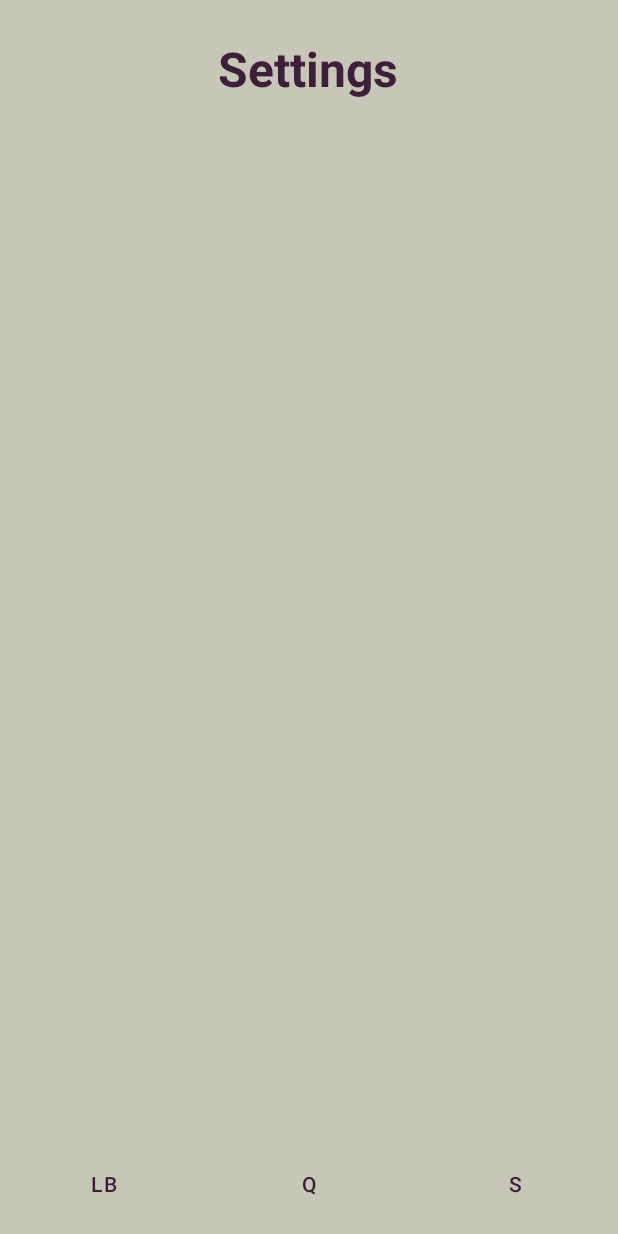
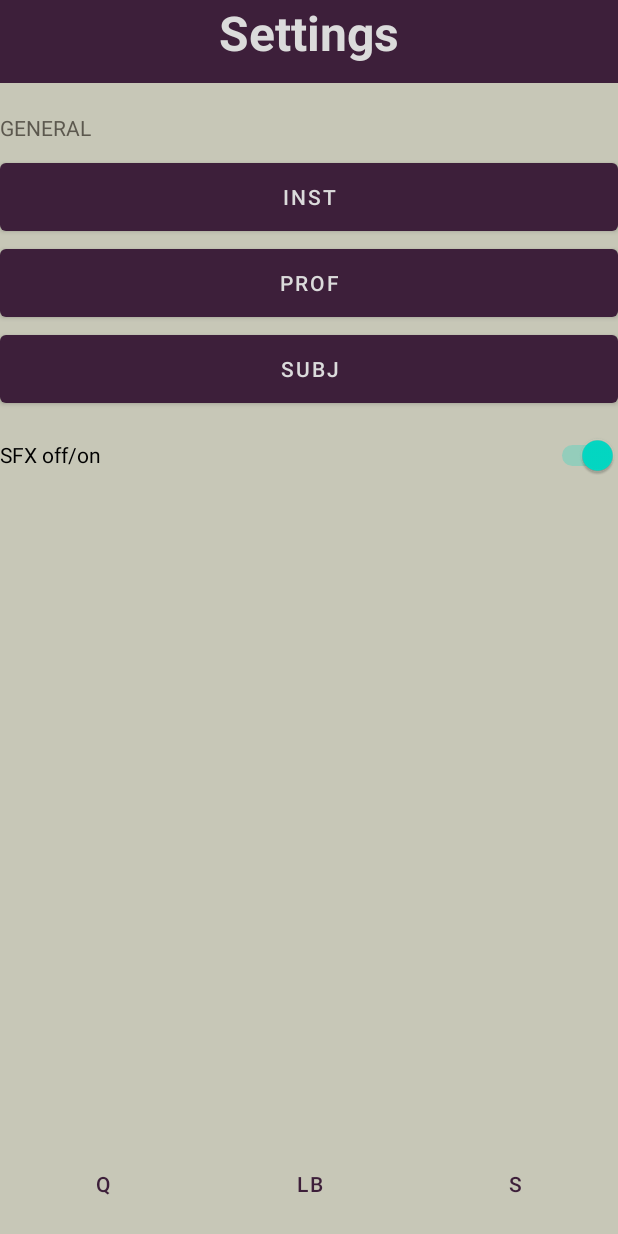
Before and after one commit to catherinepaopao/the-grind, an Android app: the GamePage screen opened directly, with no data from a screen before it, after a tap on an icon or button, on a phone screen of 412 x 824 dp. Run offline under Robolectric (Android 15) with nearby library versions, the light colour scheme and no system bars; 2 other taps on this screen came first.

Commit message:
settings

```diff
--- a/app/src/main/java/com/idk/thegrind/GamePage.java
+++ b/app/src/main/java/com/idk/thegrind/GamePage.java
@@ -1,23 +1,36 @@
 package com.idk.thegrind;
 
+import android.content.Context;
+import android.content.SharedPreferences;
 import android.os.Bundle;
+import android.text.Layout;
 import android.view.View;
 import android.widget.Button;
+import android.widget.CompoundButton;
+import android.widget.Switch;
 import android.widget.TextView;
 
 import androidx.appcompat.app.AppCompatActivity;
 import androidx.recyclerview.widget.RecyclerView;
 
 public class GamePage extends AppCompatActivity {
-    RecyclerView questions;
+    SharedPreferences prefs;
     Button leaderboardButton;
     Button settingsButton;
     Button questionsButton;
     TextView title;
 
+    RecyclerView questionsQuestions;
+    Button instructionsSettings;
+    Button profileSettings;
+    Button subjectSettings;
+    Switch sfxSettings;
+    TextView generalSettings;
+
     @Override
     protected void onCreate(Bundle savedInstanceState) {
         super.onCreate(savedInstanceState);
+        prefs = this.getSharedPreferences("grind_prefs", Context.MODE_PRIVATE);
         setContentView(R.layout.game_page);
 
         getSupportActionBar().hide();
@@ -25,8 +38,21 @@ public class GamePage extends AppCompatActivity {
         leaderboardButton = findViewById(R.id.leaderboard_button);
         settingsButton = findViewById(R.id.settings_button);
         questionsButton = findViewById(R.id.question_button);
-        questions = findViewById(R.id.questions);
+        questionsQuestions = findViewById(R.id.questions);
         title = findViewById(R.id.title);
+        instructionsSettings = findViewById(R.id.instructions_settings);
+        profileSettings = findViewById(R.id.profile_button);
+        subjectSettings = findViewById(R.id.subjects_button);
+        sfxSettings = findViewById(R.id.sfx_switch);
+        generalSettings = findViewById(R.id.general);
+
+        if(prefs.getBoolean("isSFX", true)){
+            sfxSettings.setChecked(true);
+        }
+
+        hideLeaderboard();
+        hideSettings();
+        showQuestions();
 
         questionsButton.setOnClickListener(new View.OnClickListener() {
             @Override
@@ -34,7 +60,9 @@ public class GamePage extends AppCompatActivity {
                 if(GameData.currentPage != 1) {
                     GameData.currentPage = 1;
                     title.setText(R.string.daily_qs);
-                    questions.setVisibility(View.VISIBLE);
+                    showQuestions();
+                    hideSettings();
+                    hideLeaderboard();
                 }
             }
         });
@@ -45,7 +73,9 @@ public class GamePage extends AppCompatActivity {
                 if(GameData.currentPage != 2) {
                     GameData.currentPage = 2;
                     title.setText(R.string.overall_lb);
-                    questions.setVisibility(View.GONE);
+                    hideQuestions();
+                    hideSettings();
+                    showLeaderboard();
                 }
             }
         });
@@ -56,9 +86,73 @@ public class GamePage extends AppCompatActivity {
                 if(GameData.currentPage != 3) {
                     GameData.currentPage = 3;
                     title.setText(R.string.settings);
-                    questions.setVisibility(View.GONE);
+                    hideQuestions();
+                    showSettings();
+                    hideLeaderboard();
                 }
             }
         });
+
+        sfxSettings.setOnCheckedChangeListener(new CompoundButton.OnCheckedChangeListener() {
+            @Override
+            public void onCheckedChanged(CompoundButton buttonView, boolean isChecked) {
+                SharedPreferences.Editor edit = prefs.edit();
+
+                if(!isChecked){
+                    edit.putBoolean("isSFX", false);
+                } else {
+                    edit.putBoolean("isSFX", true);
+                }
+                edit.apply();
+            }
+        });
+
+        instructionsSettings.setOnClickListener(new View.OnClickListener() {
+            @Override
+            public void onClick(View view) {
+                InstructionsDialog instructDialog = new InstructionsDialog(GamePage.this);
+                instructDialog.showDialog();
+            }
+        });
+
+        profileSettings.setOnClickListener(new View.OnClickListener() {
+            @Override
+            public void onClick(View view) {
+                ProfileDialog profileDialog = new ProfileDialog(GamePage.this);
+                profileDialog.showDialog();
+            }
+        });
+    }
+
+    public void hideQuestions(){
+        questionsQuestions.setVisibility(View.GONE);
+    }
+
+    public void showQuestions(){
+        questionsQuestions.setVisibility(View.VISIBLE);
+    }
+
+    public void hideSettings(){
+        instructionsSettings.setVisibility(View.GONE);
+        profileSettings.setVisibility(View.GONE);
+        sfxSettings.setVisibility(View.GONE);
+        subjectSettings.setVisibility(View.GONE);
+        generalSettings.setVisibility(View.GONE);
+    }
+
+    public void showSettings(){
+        instructionsSettings.setVisibility(View.VISIBLE);
+        profileSettings.setVisibility(View.VISIBLE);
+        sfxSettings.setVisibility(View.VISIBLE);
+        subjectSettings.setVisibility(View.VISIBLE);
+        generalSettings.setVisibility(View.VISIBLE);
+    }
+
+    public void hideLeaderboard(){
+
+    }
+
+    public void showLeaderboard(){
+
     }
 }
--- a/app/src/main/res/layout/game_page.xml
+++ b/app/src/main/res/layout/game_page.xml
@@ -8,15 +8,17 @@
 
     <TextView
         android:id="@+id/title"
-        android:layout_width="wrap_content"
-        android:layout_height="wrap_content"
-        android:layout_marginTop="24dp"
+        android:layout_width="match_parent"
+        android:layout_height="55dp"
+        android:layout_marginTop="0dp"
         android:text="@string/daily_qs"
-        android:textColor="@color/dark_purple"
+        android:textAlignment="center"
+        android:textColor="@color/off_white"
         android:textSize="32sp"
         android:textStyle="bold"
+        android:background="@color/dark_purple"
         app:layout_constraintEnd_toEndOf="parent"
-        app:layout_constraintHorizontal_bias="0.497"
+        app:layout_constraintHorizontal_bias="0.0"
         app:layout_constraintStart_toStartOf="parent"
         app:layout_constraintTop_toTopOf="parent" />
 
@@ -31,4 +33,6 @@
 
     <include layout="@layout/switch_buttons"/>
 
+    <include layout="@layout/settings_elements"/>
+
 </androidx.constraintlayout.widget.ConstraintLayout>
--- a/app/src/main/res/layout/settings_elements.xml
+++ b/app/src/main/res/layout/settings_elements.xml
@@ -1,30 +1,42 @@
 <?xml version="1.0" encoding="utf-8"?>
-<androidx.constraintlayout.widget.ConstraintLayout xmlns:android="http://schemas.android.com/apk/res/android"
+<LinearLayout xmlns:android="http://schemas.android.com/apk/res/android"
+    xmlns:app="http://schemas.android.com/apk/res-auto"
     xmlns:tools="http://schemas.android.com/tools"
     android:layout_width="match_parent"
-    android:layout_height="match_parent">
+    android:layout_height="match_parent"
+    android:orientation="vertical">
 
     <TextView
-        android:id="@+id/textView"
+        android:id="@+id/general"
         android:layout_width="wrap_content"
         android:layout_height="wrap_content"
-        android:text="TextView"
-        tools:layout_editor_absoluteX="16dp"
-        tools:layout_editor_absoluteY="81dp" />
+        android:layout_marginTop="75dp"
+        android:text="@string/general"
+        android:textColor="@color/gray_ish" />
 
     <Button
-        android:id="@+id/button"
-        android:layout_width="409dp"
+        android:id="@+id/instructions_settings"
+        android:layout_width="match_parent"
         android:layout_height="57dp"
-        android:text="Button"
-        tools:layout_editor_absoluteX="1dp"
-        tools:layout_editor_absoluteY="113dp" />
+        android:layout_marginTop="8dp"
+        android:text="inst" />
 
     <Button
-        android:id="@+id/button2"
-        android:layout_width="409dp"
+        android:id="@+id/profile_button"
+        android:layout_width="match_parent"
         android:layout_height="57dp"
-        android:text="Button"
-        tools:layout_editor_absoluteX="1dp"
-        tools:layout_editor_absoluteY="170dp" />
-</androidx.constraintlayout.widget.ConstraintLayout>
+        android:text="prof" />
+
+    <Button
+        android:id="@+id/subjects_button"
+        android:layout_width="match_parent"
+        android:layout_height="57dp"
+        android:text="subj" />
+
+    <Switch
+        android:id="@+id/sfx_switch"
+        android:layout_width="match_parent"
+        android:layout_height="57dp"
+        android:text="SFX off/on" />
+
+</LinearLayout>
--- a/app/src/main/res/layout/switch_buttons.xml
+++ b/app/src/main/res/layout/switch_buttons.xml
@@ -8,19 +8,19 @@
     style="?android:attr/buttonBarStyle">
 
     <Button
+        android:id="@+id/question_button"
+        android:layout_width="135dp"
+        android:layout_height="70dp"
+        android:layout_weight="1"
+        android:text="Q"
+        style="?android:attr/buttonBarButtonStyle"/>
+
+    <Button
         android:id="@+id/leaderboard_button"
         android:layout_width="135dp"
         android:layout_height="70dp"
         android:layout_weight="1"
         android:text="LB"
-        style="?android:attr/buttonBarButtonStyle"/>
-
-    <Button
-        android:id="@+id/question_button"
-        android:layout_width="135dp"
-        android:layout_height="70dp"
-        android:layout_weight="1"
-        android:text="Q"
         style="?android:attr/buttonBarButtonStyle"/>
 
     <Button
--- a/app/src/main/res/values/strings.xml
+++ b/app/src/main/res/values/strings.xml
@@ -9,4 +9,8 @@
     <string name="daily_qs">Daily Questions</string>
     <string name="overall_lb">Overall Leaderboards</string>
     <string name="settings">Settings</string>
+    <string name="general">GENERAL</string>
+    <string name="enter_name_tag">Enter Preferred Name:</string>
+    <string name="enter_name">Enter your name here</string>
+    <string name="save">SAVE</string>
 </resources>
--- a/app/src/main/res/values/themes.xml
+++ b/app/src/main/res/values/themes.xml
@@ -4,7 +4,7 @@
         <!-- Primary brand color. -->
         <item name="colorPrimary">@color/dark_purple</item>
         <item name="colorPrimaryVariant">@color/dark_purple</item>
-        <item name="colorOnPrimary">@color/white</item>
+        <item name="colorOnPrimary">@color/off_white</item>
         <!-- Secondary brand color. -->
         <item name="colorSecondary">@color/teal_200</item>
         <item name="colorSecondaryVariant">@color/teal_700</item>
```
Also changed, not shown: app/src/main/java/com/idk/thegrind/ProfileDialog.java (added, +40 -0 lines), app/src/main/res/layout/profile_dialog.xml (added, +42 -0 lines).
